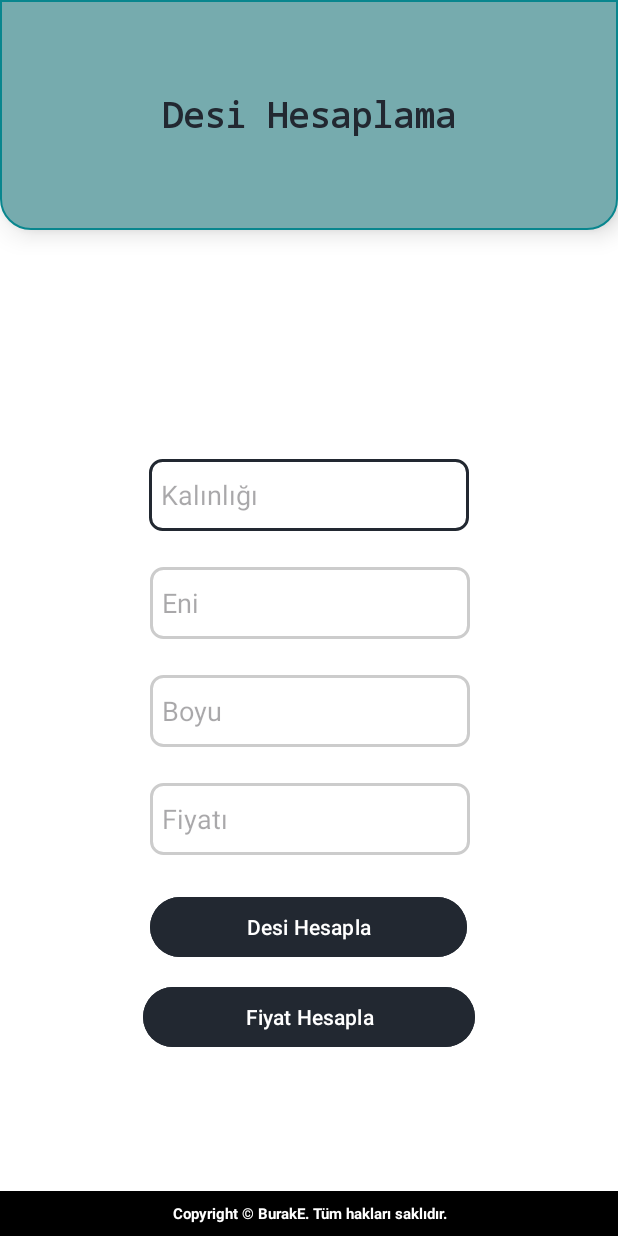
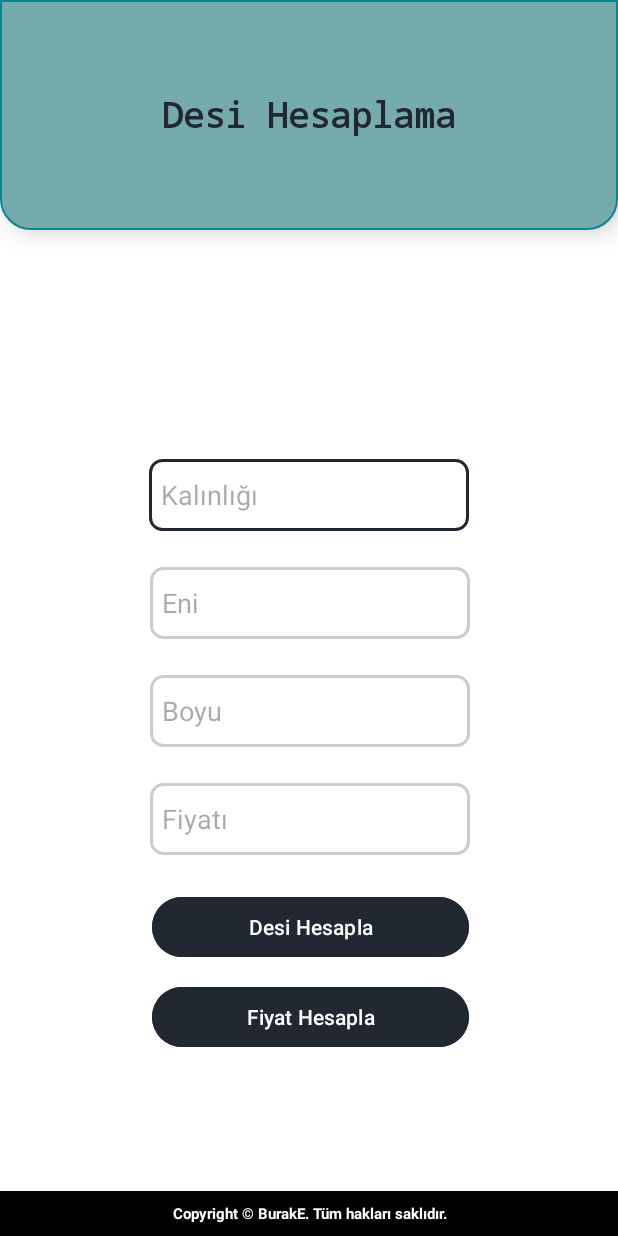
Before and after one commit to burake0/desi_hesaplayici, an Android app: the screen it shows after launch (MainActivity), on a phone screen of 412 x 824 dp. Run offline under Robolectric (Android 15) with nearby library versions, the phone set to English and light mode, and no system bars.

Commit message:
Back End Completed

```diff
--- a/app/src/main/java/com/example/desihesaplama/MainActivity.kt
+++ b/app/src/main/java/com/example/desihesaplama/MainActivity.kt
@@ -1,16 +1,64 @@
+@file:Suppress("DEPRECATION")
+
 package com.example.desihesaplama
 
+import android.annotation.SuppressLint
 import android.os.Bundle
 import android.widget.Button
 import android.widget.EditText
-import android.widget.Toast
 import androidx.appcompat.app.AppCompatActivity
 import com.google.android.material.dialog.MaterialAlertDialogBuilder
 
 class MainActivity : AppCompatActivity() {
+    private lateinit var thicknessEditText: EditText
+    private lateinit var widthEditText: EditText
+    private lateinit var priceEditText: EditText
+    private lateinit var heightEditText: EditText
+
+    private var result: Int = 0
     override fun onCreate(savedInstanceState: Bundle?) {
         super.onCreate(savedInstanceState)
 
         setContentView(R.layout.activity_main)
+
+        thicknessEditText = findViewById(R.id.thickness)
+        widthEditText = findViewById(R.id.width)
+        priceEditText = findViewById(R.id.price)
+        heightEditText = findViewById(R.id.height)
+        val desiHesapla = findViewById<Button>(R.id.button2)
+        val priceHesapla = findViewById<Button>(R.id.button)
+
+        desiHesapla.setOnClickListener {
+            val thickness = thicknessEditText.text.toString().toIntOrNull() ?: 0
+            val width = widthEditText.text.toString().toIntOrNull() ?: 0
+            val height = heightEditText.text.toString().toIntOrNull() ?: 0
+            val desiHeader = "Desi Sonucu"
+
+            result = (thickness * width * height)
+            showAlertDialog(desiHeader, result)
+        }
+
+        priceHesapla.setOnClickListener {
+            val price = priceEditText.text.toString().toIntOrNull() ?: 0
+            val priceResult = result * price
+            val priceHeader = "Fiyat Sonucu"
+            showAlertDialog(priceHeader, priceResult)
+        }
+    }
+
+    @SuppressLint("UseCompatLoadingForDrawables")
+    private fun showAlertDialog(h1: String, s1: Int) {
+        val dialogBuilder = MaterialAlertDialogBuilder(this)
+        dialogBuilder.setTitle(h1)
+        dialogBuilder.setMessage("Desi Hesaplamanız: $s1")
+            .setPositiveButton("Tamam") { _, _ ->
+
+            }
+            .setCancelable(false)
+        val dialog = dialogBuilder.create()
+        dialog.show()
+
+        val customBackgroundDrawable = resources.getDrawable(R.drawable.custom_dialog_design)
+        dialog.window?.setBackgroundDrawable(customBackgroundDrawable)
     }
 }
--- /dev/null
+++ b/app/src/main/res/drawable/custom_dialog_design.xml
@@ -0,0 +1,5 @@
+<?xml version="1.0" encoding="utf-8"?>
+<shape xmlns:android="http://schemas.android.com/apk/res/android">
+    <solid android:color="#FFFFFF"/>
+    <corners android:radius="8dp"/>
+</shape>
--- a/app/src/main/res/layout/activity_main.xml
+++ b/app/src/main/res/layout/activity_main.xml
@@ -73,7 +73,6 @@
         android:text="@string/desi_hesapla"
         app:layout_constraintBottom_toTopOf="@+id/button"
         app:layout_constraintEnd_toEndOf="@+id/price"
-        app:layout_constraintHorizontal_bias="0.0"
         app:layout_constraintStart_toStartOf="parent" />
 
     <EditText
@@ -126,13 +125,14 @@
 
     <Button
         android:id="@+id/button"
-        android:layout_width="221dp"
+        android:layout_width="211dp"
         android:layout_height="48dp"
         android:layout_marginBottom="92dp"
         android:backgroundTint="#222831"
         android:text="@string/fiyat_hesapla"
         app:layout_constraintBottom_toTopOf="@+id/textView4"
-        app:layout_constraintEnd_toEndOf="parent"
+        app:layout_constraintEnd_toEndOf="@+id/button2"
+        app:layout_constraintHorizontal_bias="1.0"
         app:layout_constraintStart_toStartOf="parent" />
 
 </androidx.constraintlayout.widget.ConstraintLayout>
```
